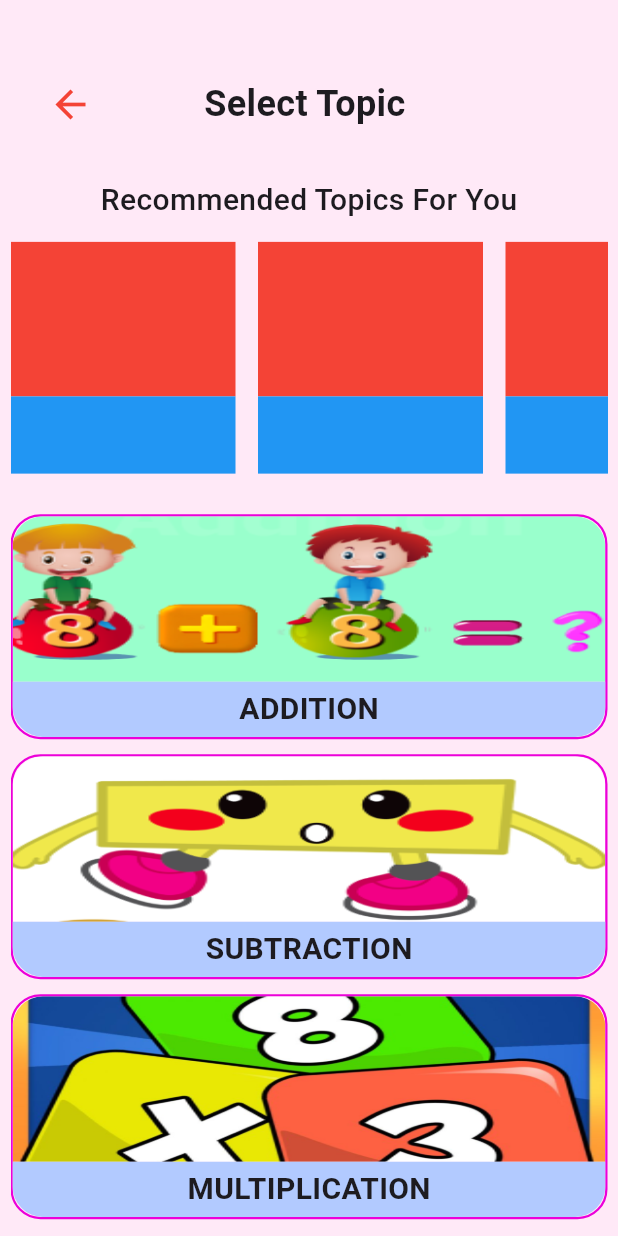
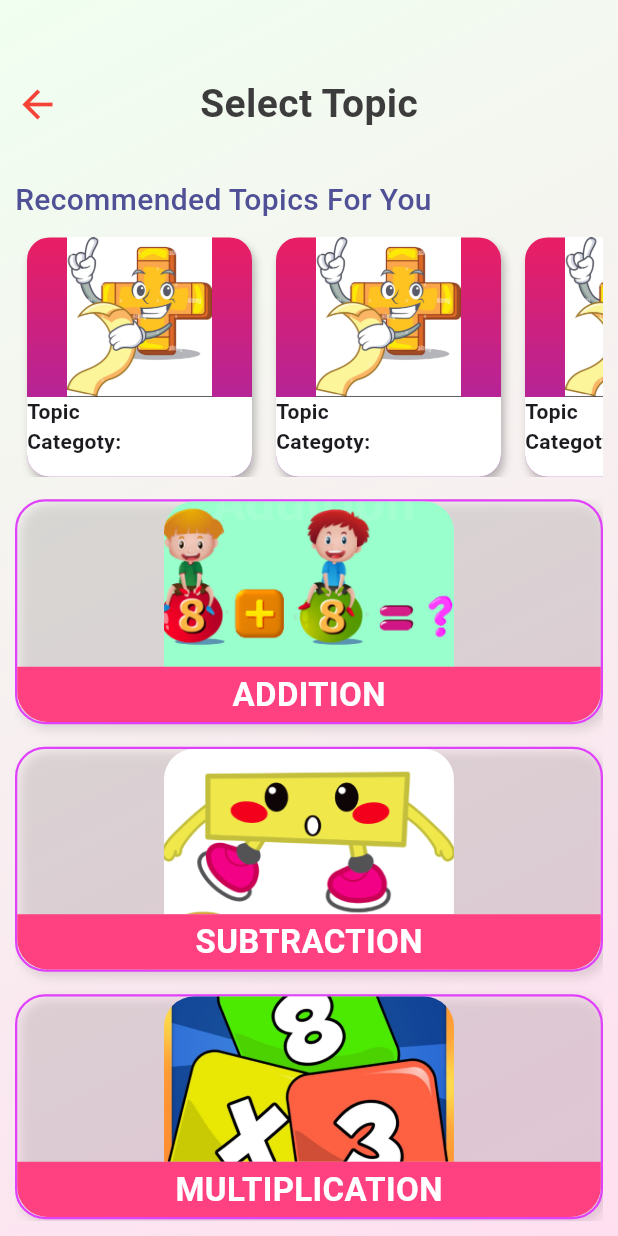
Before and after one commit to Prostorm11/brain_kid, a Flutter app: the screen it shows after launch, on a phone screen of 412 x 824 dp. Run offline on Flutter 3.47's test engine with Material 3 defaults, Android fonts, the phone set to English and light mode, and no system bars; Roboto replaces fonts that are missing (Arial, cursive).

Commit message:
update4(mathsscreen_completed)

```diff
--- a/lib/Screens/home_screen.dart
+++ b/lib/Screens/home_screen.dart
@@ -12,7 +12,18 @@ class _HomescreenState extends State<Homescreen> {
   @override
   Widget build(BuildContext context) {
     return Scaffold(
-      body: Padding(
+      body: Container(
+        decoration: const BoxDecoration(
+          gradient: LinearGradient(
+            begin: Alignment.topLeft,
+            end: Alignment.bottomRight,
+            colors: [
+              Color(0xFFE3F2FD), // Light Blue
+              Color(0xFFFFFDE7), // Light Yellow
+            ],
+          ),
+        ),
+        child: Padding(
           padding: const EdgeInsets.symmetric(vertical: 8, horizontal: 12),
           child: Column(
             children: [
@@ -61,7 +72,7 @@ class _HomescreenState extends State<Homescreen> {
                           crossAxisAlignment: CrossAxisAlignment.start,
                           children: [
                             InkWell(
-                            onTap: ()=>devtools.log("Numbers"),
+                              onTap: () => devtools.log("Numbers"),
                               child: Container(
                                 height: 160,
                                 width: 145,
@@ -96,7 +107,7 @@ class _HomescreenState extends State<Homescreen> {
                               ),
                             ),
                             InkWell(
-                            onTap: ()=>devtools.log("Alphabet"),
+                              onTap: () => devtools.log("Alphabet"),
                               child: Container(
                                 height: 160,
                                 width: 145,
@@ -134,7 +145,7 @@ class _HomescreenState extends State<Homescreen> {
                           crossAxisAlignment: CrossAxisAlignment.start,
                           children: [
                             InkWell(
-                            onTap: (){
+                              onTap: () {
                                 devtools.log("Shapes");
                               },
                               child: Container(
@@ -161,14 +172,15 @@ class _HomescreenState extends State<Homescreen> {
                                               style: TextStyle(
                                                   fontSize: 20,
                                                   fontWeight: FontWeight.bold,
-                                                color: Color.fromARGB(255, 250, 192, 0))),
+                                                  color: Color.fromARGB(
+                                                      255, 250, 192, 0))),
                                         ))
                                   ],
                                 ),
                               ),
                             ),
                             InkWell(
-                            onTap: (){
+                              onTap: () {
                                 devtools.log("Animals");
                               },
                               child: Container(
@@ -195,7 +207,8 @@ class _HomescreenState extends State<Homescreen> {
                                               style: TextStyle(
                                                   fontSize: 20,
                                                   fontWeight: FontWeight.bold,
-                                                color: Color.fromARGB(255, 64, 123, 251))),
+                                                  color: Color.fromARGB(
+                                                      255, 64, 123, 251))),
                                         ))
                                   ],
                                 ),
@@ -209,6 +222,7 @@ class _HomescreenState extends State<Homescreen> {
             ],
           ),
         ),
+      ),
     );
   }
 }
--- a/lib/Screens/mathsscreen.dart
+++ b/lib/Screens/mathsscreen.dart
@@ -11,7 +11,6 @@ class Mathsscreen extends StatefulWidget {
 class _MathsscreenState extends State<Mathsscreen> {
   @override
   Widget build(BuildContext context) {
-    //final double width = MediaQuery.of(context).size.width;
     const List<String> images = [
       "add_Image.png",
       "subtract_Image.png",
@@ -28,108 +27,174 @@ class _MathsscreenState extends State<Mathsscreen> {
       child: Scaffold(
         body: Container(
           decoration: const BoxDecoration(
-            color: Color.fromARGB(255, 255, 233, 247)
+            gradient: LinearGradient(
+              colors: [
+                Color.fromARGB(255, 240, 255, 240),
+                Color.fromARGB(255, 255, 223, 240)
+              ],
+              begin: Alignment.topLeft,
+              end: Alignment.bottomRight,
+            ),
           ),
           width: double.infinity,
           height: double.infinity,
           child: Padding(
-            padding: const EdgeInsets.fromLTRB(7, 20, 7, 10),
+            padding: const EdgeInsets.fromLTRB(10, 20, 10, 10),
             child: Column(
               children: [
+                // Header Row
                 const Expanded(
                   flex: 1,
-                    child: SizedBox(
                   child: Row(
                     mainAxisAlignment: MainAxisAlignment.spaceBetween,
                     children: [
-                          SizedBox(
-                              width: 80,
-                              child: Icon(
+                      Icon(
                         Icons.arrow_back,
                         size: 30,
                         color: Colors.red,
-                              )),
-                          SizedBox(
-                              width: 140,
-                              child: Text(
+                      ),
+                      Text(
                         "Select Topic",
                         style: TextStyle(
-                                    fontSize: 24, fontWeight: FontWeight.bold),
-                              )),
-                          SizedBox(width: 80)
+                          fontSize: 26,
+                          fontWeight: FontWeight.bold,
+                          fontFamily: "Arial",
+                          color: Color.fromARGB(255, 60, 60, 60),
+                        ),
+                      ),
+                      SizedBox(width: 30),
                     ],
                   ),
-                    )),
+                ),
+
+                // Recommended Topics Section
                 Expanded(
                   flex: 2,
-                    child: SizedBox(
                   child: Column(
+                    crossAxisAlignment: CrossAxisAlignment.start,
                     children: [
-                          const SizedBox(
-                            height: 40,
-                            child: Text(
+                      const Text(
                         "Recommended Topics For You",
                         style: TextStyle(
-                                  fontSize: 20, fontWeight: FontWeight.w500),
+                          fontSize: 20,
+                          fontWeight: FontWeight.w500,
+                          color: Color.fromARGB(255, 80, 80, 150),
                         ),
                       ),
+                      const SizedBox(height: 10),
                       Expanded(
                         child: SingleChildScrollView(
                           scrollDirection: Axis.horizontal,
                           child: Row(
                             children: List.generate(
                               5,
-                                  (index) => Container(
-                                        margin: const EdgeInsets.fromLTRB(
-                                            0, 2, 15, 2),
+                              (index) => InkWell(
+                                onTap: (){},
+                                borderRadius: BorderRadius.circular(15),
+                                child: Container(
+                                  margin:
+                                      const EdgeInsets.symmetric(horizontal: 8),
                                   width: 150,
-                                        height: double.infinity,
+                                  decoration: BoxDecoration(
+                                    borderRadius: BorderRadius.circular(15),
+                                    gradient: const LinearGradient(
+                                      colors: [Colors.pink, Colors.purple],
+                                      begin: Alignment.topCenter,
+                                      end: Alignment.bottomCenter,
+                                    ),
+                                    boxShadow: const [
+                                      BoxShadow(
+                                        color: Colors.black26,
+                                        blurRadius: 4,
+                                        offset: Offset(2, 4),
+                                      ),
+                                    ],
+                                  ),
                                   child: Column(
                                     children: [
                                       Expanded(
                                         flex: 2,
                                         child: Container(
-                                                width: double.infinity,
+                                          decoration: const BoxDecoration(
+                                            borderRadius: BorderRadius.only(
+                                              topLeft: Radius.circular(15),
+                                              topRight: Radius.circular(15),
+                                            ),
                                             color: Colors.red,
+                                          ),
+                                          child: Image.asset(
+                                              "assets/Images/addSign.png"),
                                         ),
                                       ),
                                       Expanded(
                                         flex: 1,
                                         child: Container(
                                           width: double.infinity,
-                                                color: Colors.blue,
+                                          decoration: const BoxDecoration(
+                                            color: Colors.white,
+                                            borderRadius: BorderRadius.only(
+                                              bottomLeft: Radius.circular(15),
+                                              bottomRight: Radius.circular(15),
                                             ),
-                                            )
+                                          ),
+                                          child: const Column(
+                                            crossAxisAlignment:
+                                                CrossAxisAlignment.start,
+                                            children: [
+                                              Text(
+                                                "Topic",
+                                                style: TextStyle(
+                                                    fontSize: 14,
+                                                    fontWeight: FontWeight.bold),
+                                              ),
+                                              Text("Categoty:",style: TextStyle(
+                                                    fontSize: 14,
+                                                    fontWeight: FontWeight.bold),)
                                             ],
                                           ),
-                                      )),
                                         ),
-                          ))
+                                      ),
                                     ],
                                   ),
-                    )),
+                                ),
+                              ),
+                            ),
+                          ),
+                        ),
+                      ),
+                    ],
+                  ),
+                ),
+
+                // Topics List Section
                 Expanded(
                   flex: 5,
                   child: Padding(
-                    padding: const EdgeInsets.only(top: 25),
-                    child: SizedBox(
+                    padding: const EdgeInsets.only(top: 15),
                     child: SingleChildScrollView(
                       child: Column(
                         children: List.generate(
                           4,
                           (index) => InkWell(
                             borderRadius: BorderRadius.circular(20),
-                              onTap: ()=>devtools.log(names[index]),
+                            onTap: () => devtools.log(names[index]),
                             child: Container(
                               width: double.infinity,
                               height: 150,
-                                margin: const EdgeInsets.only(bottom: 10),
+                              margin: const EdgeInsets.only(bottom: 15),
                               decoration: BoxDecoration(
                                 border: Border.all(
                                   width: 1.5,
-                                    color: const Color.fromARGB(255, 236, 0, 217)
+                                  color: Colors.purpleAccent,
                                 ),
-                                  borderRadius: BorderRadius.circular(20)
+                                borderRadius: BorderRadius.circular(20),
+                                boxShadow: const [
+                                  BoxShadow(
+                                    color: Colors.black12,
+                                    blurRadius: 6,
+                                    offset: Offset(3, 3),
+                                  ),
+                                ],
                               ),
                               child: Column(
                                 children: [
@@ -137,15 +202,12 @@ class _MathsscreenState extends State<Mathsscreen> {
                                     flex: 3,
                                     child: ClipRRect(
                                       borderRadius: const BorderRadius.only(
-                                        topLeft:  Radius.circular(20),
-                                        topRight:  Radius.circular(20)
+                                        topLeft: Radius.circular(20),
+                                        topRight: Radius.circular(20),
                                       ),
-                                        child: SizedBox(
-                                          width: double.infinity,
                                       child: Image.asset(
                                         "assets/Images/${images[index]}",
-                                            fit: BoxFit.fill,
-                                          ),
+                                        fit: BoxFit.cover,
                                       ),
                                     ),
                                   ),
@@ -154,22 +216,25 @@ class _MathsscreenState extends State<Mathsscreen> {
                                     child: Container(
                                       width: double.infinity,
                                       decoration: const BoxDecoration(
-                                          color: Color.fromARGB(255, 178, 202, 255),
+                                        color: Colors.pinkAccent,
                                         borderRadius: BorderRadius.only(
                                           bottomLeft: Radius.circular(20),
-                                            bottomRight: Radius.circular(20)
-                                          )
+                                          bottomRight: Radius.circular(20),
+                                        ),
                                       ),
                                       child: Center(
                                         child: Text(
                                           names[index],
                                           style: const TextStyle(
-                                              fontFamily: "cursive",
-                                              fontSize: 20,
-                                              fontWeight: FontWeight.bold),
-                                        )),
+                                            fontFamily: "Roboto",
+                                            fontSize: 22,
+                                            fontWeight: FontWeight.bold,
+                                            color: Colors.white,
                                           ),
-                                    )
+                                        ),
+                                      ),
+                                    ),
+                                  ),
                                 ],
                               ),
                             ),
@@ -179,7 +244,6 @@ class _MathsscreenState extends State<Mathsscreen> {
                     ),
                   ),
                 ),
-                )
               ],
             ),
           ),
--- a/lib/main.dart
+++ b/lib/main.dart
@@ -1,6 +1,6 @@
-//import 'package:brain_kid/ProfileCreate/profile_screen.dart';
+import 'package:brain_kid/ProfileCreate/profile_screen.dart';
 import 'package:brain_kid/Screens/mathsscreen.dart';
-//import 'package:brain_kid/navigation.dart';
+import 'package:brain_kid/navigation.dart';
 import 'package:flutter/material.dart';
 
 void main() {
```
Also changed, not shown: assets/Images/addSign.png (added), assets/Images/addSign2.png (added), assets/Images/addSign3.png (added), assets/Images/minusImage.png (added), assets/Images/minusImage2.png (added), assets/Images/minusImage3.png (added). Lines whose indentation alone changed are shown as unchanged.
